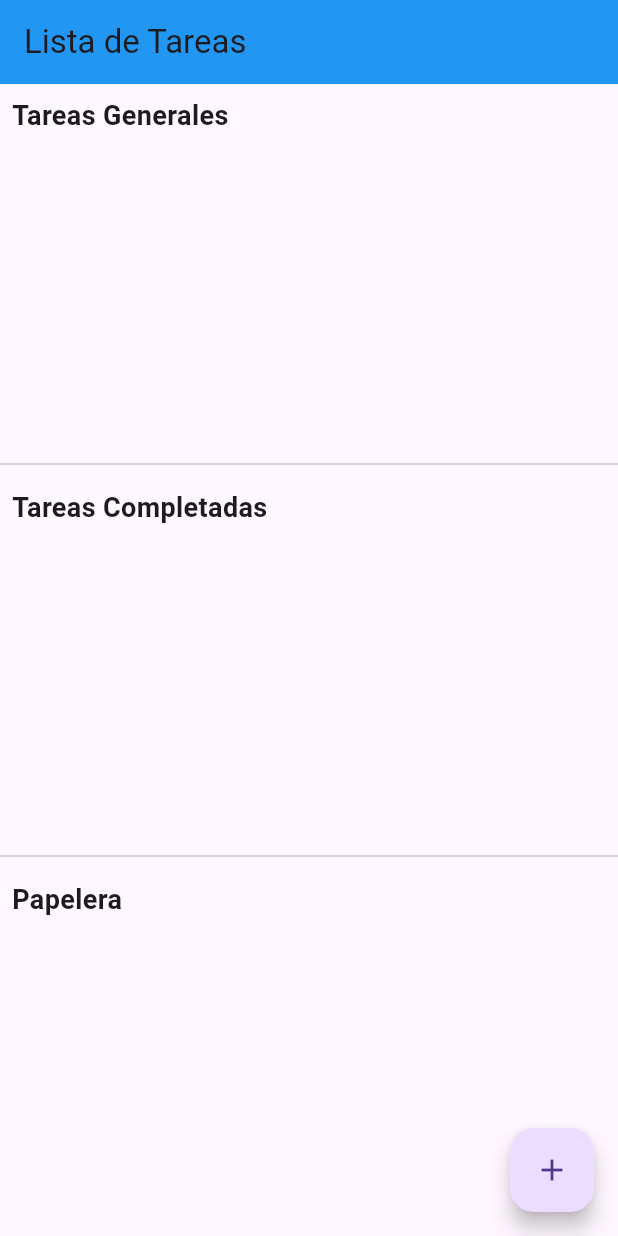
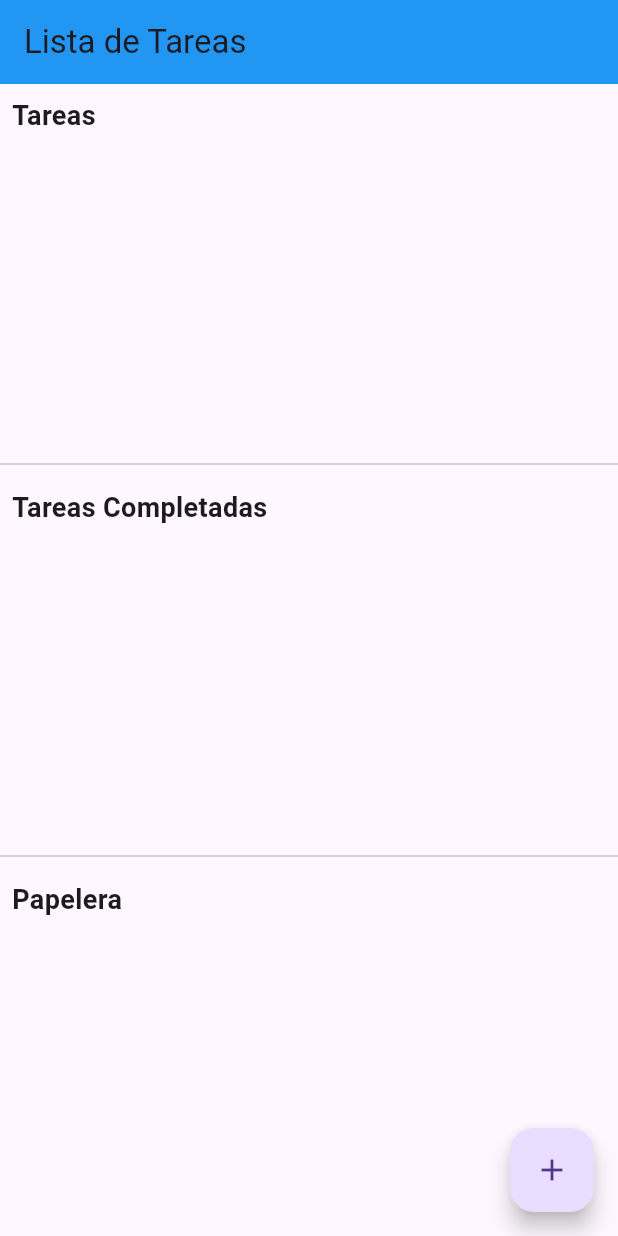
Before and after one commit to juangz1912/Desarrollo-movil, a Flutter app: the screen it shows after launch, on a phone screen of 412 x 824 dp. Run offline on Flutter 3.47's test engine with Material 3 defaults, Android fonts, the phone set to English and light mode, and no system bars.

Commit message:
Feat: texto

```diff
--- a/tarea_2/lib/main.dart
+++ b/tarea_2/lib/main.dart
@@ -41,7 +41,7 @@ class _TodoListAppState extends State<TodoListApp> {
       body: Column(
         crossAxisAlignment: CrossAxisAlignment.start,
         children: [
-          _buildSectionTitle('Tareas Generales'),
+          _buildSectionTitle('Tareas'),
           Expanded(
             child: ListView.builder(
               itemCount: tasks.length,
```
